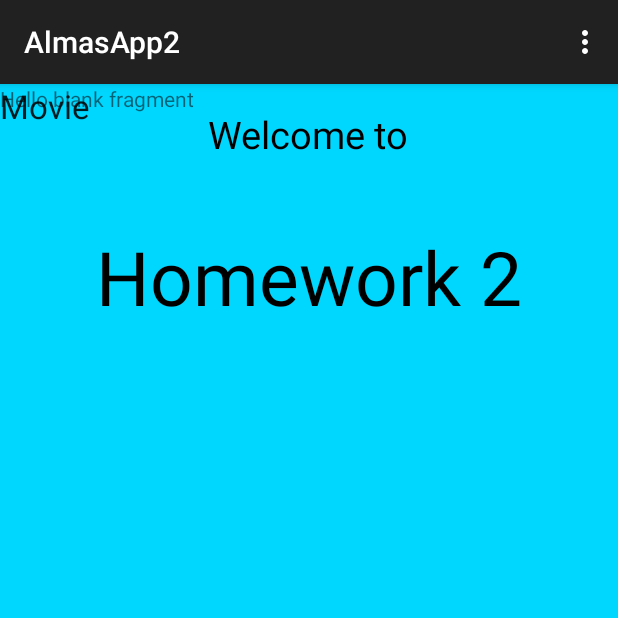
After one commit to jeajjr/android-hw2, an Android app: the fragment MoviesDataFragment placed in its activity, on a phone screen of 412 x 824 dp, the top half of it. The commit adds this screen. Run offline under Robolectric (Android 15) with nearby library versions, the phone set to English and light mode, and no system bars.

Commit message:
Basic project structure created.

```diff
--- /dev/null
+++ b/app/src/main/java/com/almas/hw2/almasapp2/MoviesDataFragment.java
@@ -0,0 +1,34 @@
+package com.almas.hw2.almasapp2;
+
+import android.os.Bundle;
+import android.app.Fragment;
+import android.view.LayoutInflater;
+import android.view.View;
+import android.view.ViewGroup;
+
+
+/**
+ * A simple {@link Fragment} subclass.
+ * Activities that contain this fragment must implement the
+ * {@link MoviesDataFragment.OnFragmentInteractionListener} interface
+ * to handle interaction events.
+ * Use the {@link MoviesDataFragment#newInstance} factory method to
+ * create an instance of this fragment.
+ */
+public class MoviesDataFragment extends Fragment {
+
+
+    public MoviesDataFragment() {
+        // Required empty public constructor
+    }
+
+
+    @Override
+    public View onCreateView(LayoutInflater inflater, ViewGroup container,
+                             Bundle savedInstanceState) {
+        // Inflate the layout for this fragment
+        return inflater.inflate(R.layout.fragment_movies_data, container, false);
+    }
+
+
+}
--- /dev/null
+++ b/app/src/main/res/layout/fragment_movies_data.xml
@@ -0,0 +1,17 @@
+<FrameLayout xmlns:android="http://schemas.android.com/apk/res/android"
+    xmlns:tools="http://schemas.android.com/tools" android:layout_width="match_parent"
+    android:layout_height="match_parent" tools:context="com.almas.hw2.almasapp2.MoviesDataFragment">
+
+    <!-- TODO: Update blank fragment layout -->
+    <TextView android:layout_width="match_parent" android:layout_height="match_parent"
+        android:text="@string/hello_blank_fragment" />
+
+    <TextView
+        android:layout_width="wrap_content"
+        android:layout_height="wrap_content"
+        android:textAppearance="?android:attr/textAppearanceLarge"
+        android:text="Movie"
+        android:id="@+id/textView8"
+        android:layout_gravity="left|top" />
+
+</FrameLayout>
--- a/app/src/main/res/menu/menu_main.xml
+++ b/app/src/main/res/menu/menu_main.xml
@@ -5,4 +5,19 @@
     <item android:id="@+id/action_about_me" android:title="@string/menu_about_me"
         android:orderInCategory="100" app:showAsAction="never" />
 
+    <item android:id="@+id/action_linear_layout" android:title="@string/menu_linear_layout"
+        android:orderInCategory="100" app:showAsAction="never" />
+
+    <item android:id="@+id/action_relative_layout" android:title="@string/menu_relative_layout"
+        android:orderInCategory="100" app:showAsAction="never" />
+
+    <item android:id="@+id/action_grid_layout" android:title="@string/menu_grid_layout"
+        android:orderInCategory="100" app:showAsAction="never" />
+
+    <item android:id="@+id/action_movies_data" android:title="@string/menu_movies_data"
+        android:orderInCategory="100" app:showAsAction="never" />
+
+    <item android:id="@+id/action_seek_bar" android:title="@string/menu_seek_bar"
+        android:orderInCategory="100" app:showAsAction="never" />
+
 </menu>
--- a/app/src/main/res/values/strings.xml
+++ b/app/src/main/res/values/strings.xml
@@ -3,8 +3,15 @@
 
     <string name="app_name">AlmasApp2</string>
     <string name="hello_world">Hello world!</string>
+
     <string name="menu_about_me">About me</string>
+    <string name="menu_linear_layout">LinearLayout</string>
+    <string name="menu_relative_layout">RelativeLayout</string>
+    <string name="menu_grid_layout">GridLayout</string>
+    <string name="menu_movies_data">Movies data</string>
+    <string name="menu_seek_bar">Seek Bar</string>
 
     <string name="hello_blank_fragment">Hello blank fragment</string>
 
+
 </resources>
```
Also changed, not shown: app/src/main/java/com/almas/hw2/almasapp2/GridLayoutFragment.java (added, +30 -0 lines), app/src/main/java/com/almas/hw2/almasapp2/LinearLayoutFragment.java (added, +32 -0 lines), app/src/main/java/com/almas/hw2/almasapp2/MainActivity.java (+49 -9 lines), app/src/main/java/com/almas/hw2/almasapp2/RelativeLayoutFragment.java (added, +30 -0 lines), app/src/main/java/com/almas/hw2/almasapp2/SeekBarFragment.java (added, +30 -0 lines), app/src/main/res/layout/fragment_grid_layout.xml (added, +15 -0 lines), app/src/main/res/layout/fragment_linear_layout.xml (added, +14 -0 lines), app/src/main/res/layout/fragment_relative_layout.xml (added, +16 -0 lines), app/src/main/res/layout/fragment_seek_bar.xml (added, +14 -0 lines).
